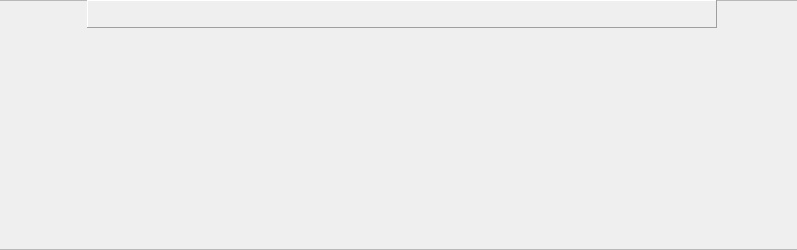
Above: ui/couppaint.ui from U-Alex/Easy_VOLS before the change; both pictures show x 240 to 1037 and y 0 to 250 of the 1284 by 250 pixel window. Below: the same form after it.
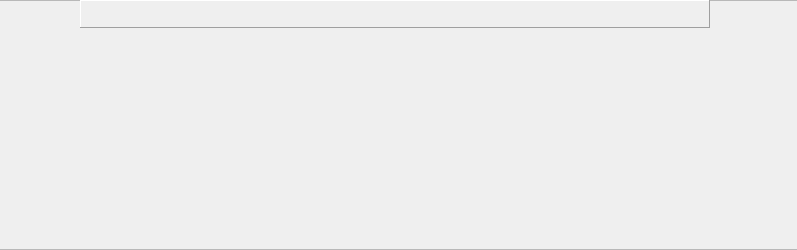
That is the form after the change.

```diff
--- a/ui/couppaint.ui
+++ b/ui/couppaint.ui
@@ -30,7 +30,7 @@
   <widget class="QLabel" name="label_head">
    <property name="geometry">
     <rect>
-     <x>327</x>
+     <x>320</x>
      <y>0</y>
      <width>630</width>
      <height>28</height>
```
